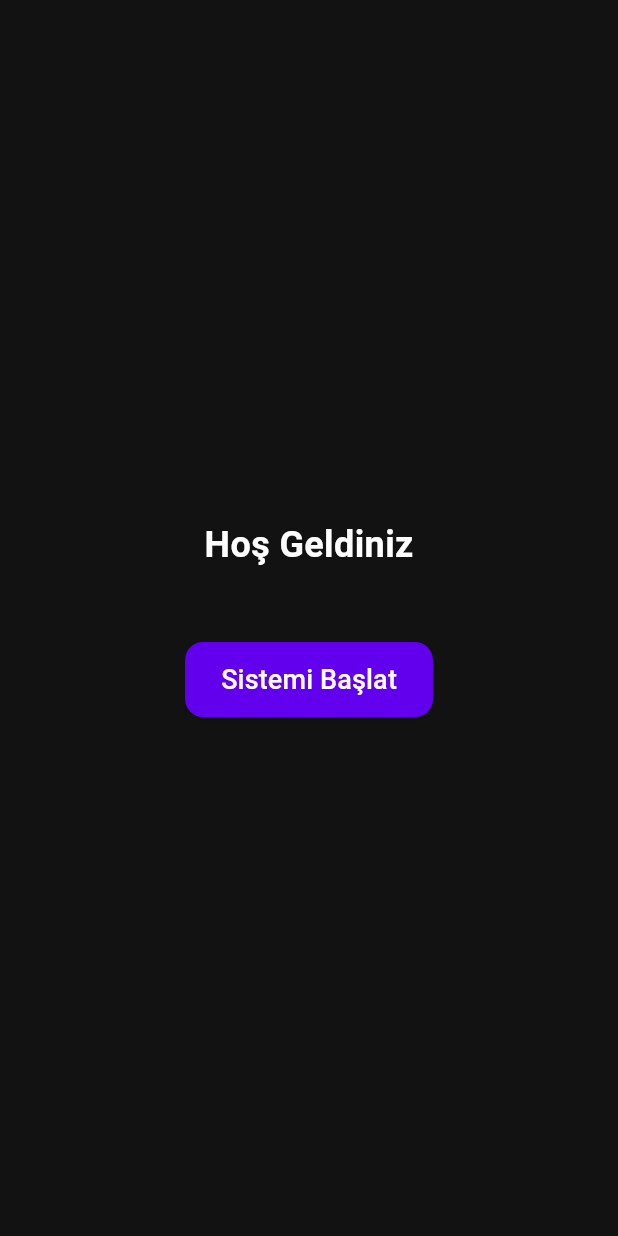
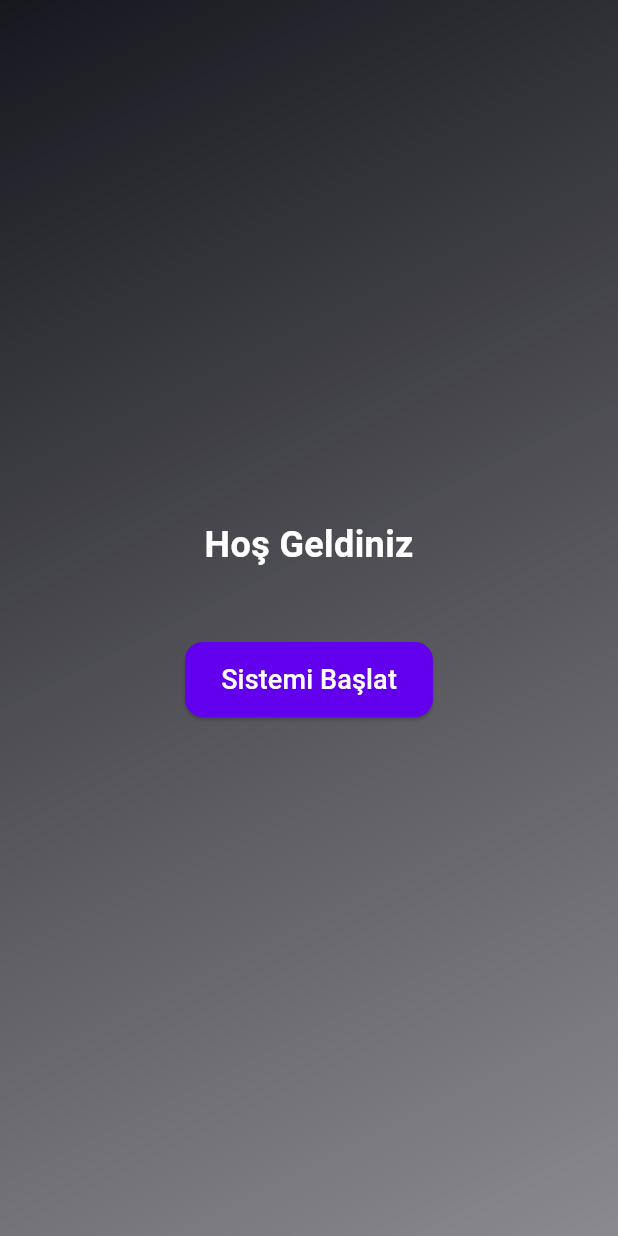
Before and after one commit to ca1ik/SIR-APP, a Flutter app: the screen it shows after launch, on a phone screen of 412 x 824 dp. Run offline on Flutter 3.47's test engine with Material 3 defaults, Android fonts, the phone set to English and light mode, and no system bars.

Commit message:
Update main.dart

```diff
--- a/sir_app/lib/main.dart
+++ b/sir_app/lib/main.dart
@@ -13,6 +13,7 @@ class OtomasyonApp extends StatelessWidget {
   Widget build(BuildContext context) {
     return MaterialApp(
       title: 'Sistem Otomasyonu',
+      debugShowCheckedModeBanner: false,
       theme: ThemeData(
         brightness: Brightness.dark,
         primaryColor: const Color(0xFF1E1E1E),
@@ -46,20 +47,32 @@ class OtomasyonSayfasi extends StatefulWidget {
   State<OtomasyonSayfasi> createState() => _OtomasyonSayfasiState();
 }
 
-class _OtomasyonSayfasiState extends State<OtomasyonSayfasi> {
+class _OtomasyonSayfasiState extends State<OtomasyonSayfasi>
+    with SingleTickerProviderStateMixin {
   final String _sifre = 'forfuture';
   final FocusNode _sifreFocusNode = FocusNode();
+  late AnimationController _animationController;
+  late Animation<Color?> _colorAnimation;
 
   @override
   void initState() {
     super.initState();
     RawKeyboard.instance.addListener(_handleKeyPress);
+    _animationController = AnimationController(
+      vsync: this,
+      duration: const Duration(seconds: 5),
+    )..repeat(reverse: true);
+    _colorAnimation = ColorTween(
+      begin: const Color(0xFF121212),
+      end: const Color(0xFF1E1E30),
+    ).animate(_animationController);
   }
 
   @override
   void dispose() {
     RawKeyboard.instance.removeListener(_handleKeyPress);
     _sifreFocusNode.dispose();
+    _animationController.dispose();
     super.dispose();
   }
 
@@ -204,7 +217,22 @@ class _OtomasyonSayfasiState extends State<OtomasyonSayfasi> {
 
   @override
   Widget build(BuildContext context) {
-    return Scaffold(
+    return AnimatedBuilder(
+      animation: _animationController,
+      builder: (context, child) {
+        return Container(
+          decoration: BoxDecoration(
+            gradient: LinearGradient(
+              colors: [
+                _colorAnimation.value!,
+                _colorAnimation.value!.withOpacity(0.5),
+              ],
+              begin: Alignment.topLeft,
+              end: Alignment.bottomRight,
+            ),
+          ),
+          child: Scaffold(
+            backgroundColor: Colors.transparent,
             body: Center(
               child: Column(
                 mainAxisAlignment: MainAxisAlignment.center,
@@ -224,6 +252,9 @@ class _OtomasyonSayfasiState extends State<OtomasyonSayfasi> {
                 ],
               ),
             ),
+          ),
+        );
+      },
     );
   }
 }
```
Lines whose indentation alone changed are shown as unchanged.
